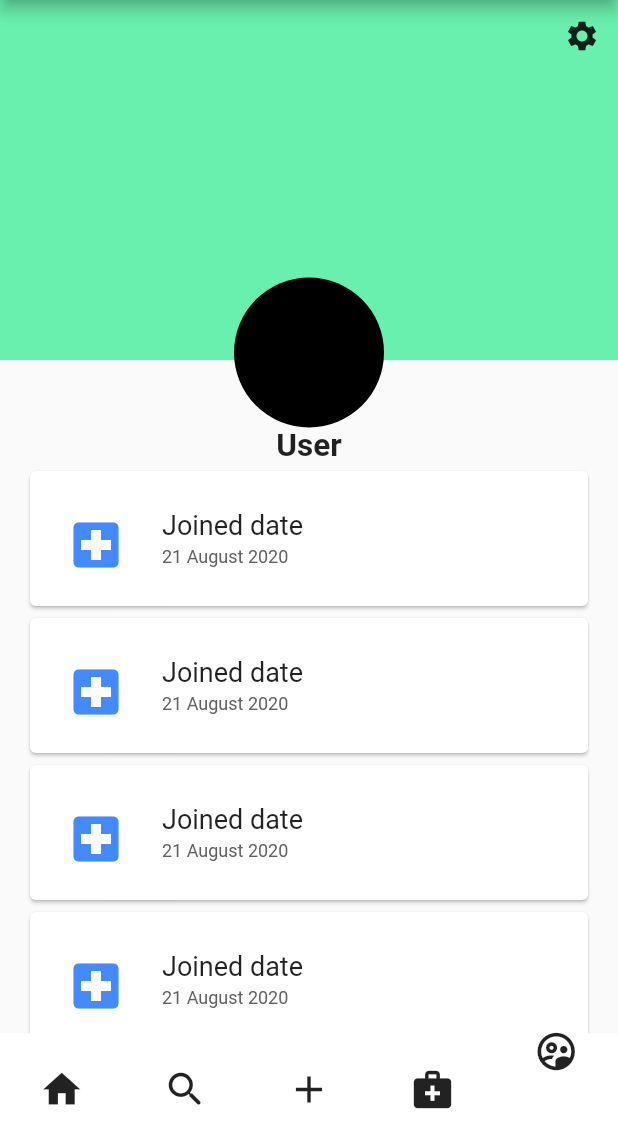
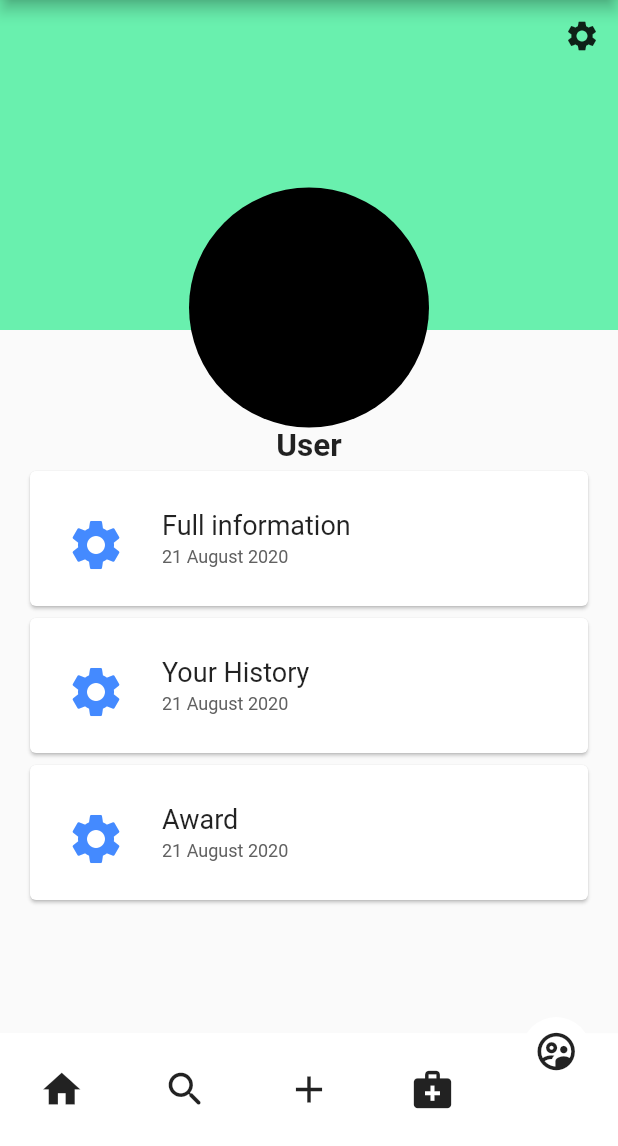
Before and after one commit to tvminh19/MeDo, a Flutter app: the screen it shows after launch, item 5 of the bottom bar chosen, on a phone screen of 412 x 824 dp, the part 90-1236 px from its top. Run offline on Flutter 3.47's test engine with Material 2 defaults, Android fonts, the light colour scheme and no system bars; drawn by our look-alikes of curved_navigation_bar; our stand-ins replace carousel_slider.

```diff
--- a/lib/personal/personal.dart
+++ b/lib/personal/personal.dart
@@ -15,12 +15,22 @@ class _MyPersonalState extends State<MyPersonal> {
       body: SingleChildScrollView(
         child: Column(
           children: <Widget>[
-            StackContainer(),
-            ListView.builder(
-              physics: NeverScrollableScrollPhysics(),
-            itemBuilder: (context, index) => CardItem(),
+            const StackContainer(),
+            // ListView.builder(
+            //   physics: const NeverScrollableScrollPhysics(),
+            //   itemBuilder: (context, index) => const CardItem(),
+            //   shrinkWrap: true,
+            //   itemCount: 4,
+            // ),
+            ListView(
               shrinkWrap: true,
-            itemCount: 6,)
+              physics: const NeverScrollableScrollPhysics(),
+              children: const <Widget>[
+                CardItem(title: 'Full information'),
+                CardItem(title: 'Your History',),
+                CardItem(title: 'Award',),
+              ],
+            )
           ],
         ),
       ),
@@ -29,46 +39,36 @@ class _MyPersonalState extends State<MyPersonal> {
 }
 
 class CardItem extends StatelessWidget {
-  const CardItem({
-    Key? key,
-  }) : super(key: key);
+  final String title;
+
+  const CardItem({Key? key, required this.title}) : super(key: key);
 
   @override
   Widget build(BuildContext context) {
     return Padding(
-      padding: EdgeInsets.symmetric(horizontal: 16.0),
+      padding: const EdgeInsets.symmetric(horizontal: 16.0),
       child: Card(
           child: Padding(
-          padding: const EdgeInsets.symmetric(
-            horizontal: 16.0,
-            vertical: 21.0),
+        padding: const EdgeInsets.symmetric(horizontal: 16.0, vertical: 21.0),
         child: Row(
             crossAxisAlignment: CrossAxisAlignment.center,
             children: <Widget>[
               IconButton(
                 onPressed: () {},
-            icon: Icon(
-              Icons.local_hospital,
-              size: 40.0,
-              color: Colors.blueAccent
-            ),
+                icon:
+                    Icon(Icons.settings, size: 40.0, color: Colors.blueAccent),
               ),
               SizedBox(width: 24.0),
               Column(
                   crossAxisAlignment: CrossAxisAlignment.start,
                   mainAxisSize: MainAxisSize.min,
                   children: <Widget>[
-              Text("Joined date", style: TextStyle(
-                //fontWeight: FontWeight.bold,
-                fontSize: 18.0
-              )),
-              SizedBox(height: 4.0),
-              Text("21 August 2020", style: TextStyle(
-                color: Colors.grey[700],
-                fontSize: 12.0
-              ))
-            ]
-          )
+                    Text(title, style: const TextStyle(fontSize: 18.0)),
+                    const SizedBox(height: 4.0),
+                    Text("21 August 2020",
+                        style:
+                            TextStyle(color: Colors.grey[700], fontSize: 12.0))
+                  ])
             ]),
       )),
     );
@@ -86,21 +86,20 @@ class StackContainer extends StatelessWidget {
       height: 310.0,
       child: Stack(
         children: <Widget>[
-          Container(),
           ClipPath(
             child: Container(
-              height: 240.0,
+              height: 220.0,
               color: Colors.greenAccent,
             ),
           ),
           Align(
-            alignment: Alignment(0, 1),
+            alignment: const Alignment(0, 1),
             child: Column(
               mainAxisSize: MainAxisSize.min,
-              children: <Widget>[
+              children: const <Widget>[
                 CircleAvatar(
                   backgroundColor: Colors.black,
-                  radius: 50.0,
+                  radius: 80.0,
                 ),
                 Text("User",
                     style:
@@ -108,7 +107,7 @@ class StackContainer extends StatelessWidget {
               ],
             ),
           ),
-          TopBar(),
+          const TopBar(),
         ],
       ),
     );
@@ -129,7 +128,7 @@ class TopBar extends StatelessWidget {
         children: <Widget>[
           IconButton(
             onPressed: () {},
-            icon: Icon(Icons.settings),
+            icon: const Icon(Icons.settings),
           )
         ],
       ),
```
Also changed, not shown: pubspec.lock. Lines whose indentation alone changed are shown as unchanged.
